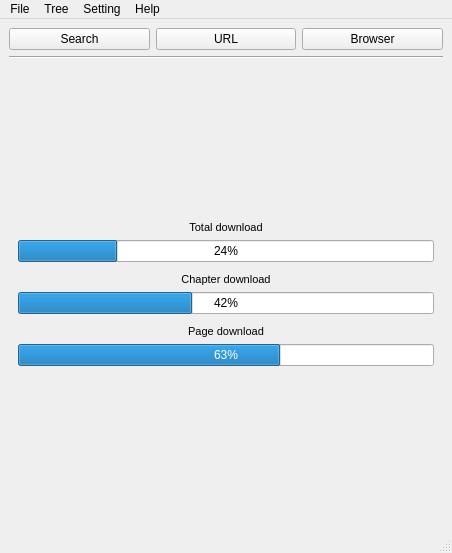
This is dialogs/main.ui in m-haisham/MangaK-UI as Qt 5 draws it before an edit. The edited form follows.
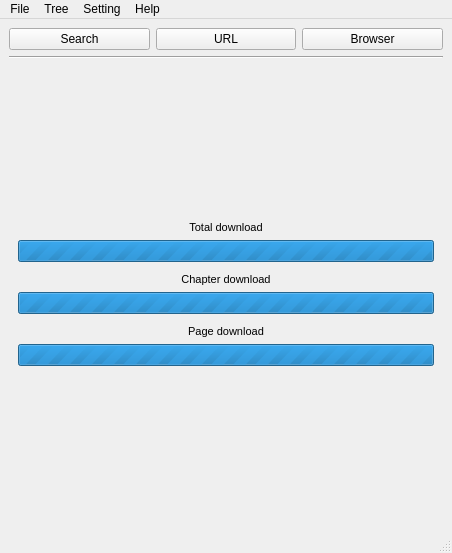
This is the edited form. The open tabs and pages were chosen to show the change.

What changed in the file:
```diff
--- a/dialogs/main.ui
+++ b/dialogs/main.ui
@@ -480,6 +480,41 @@
                  </property>
                 </spacer>
                </item>
+               <item>
+                <widget class="QLabel" name="progressTitleLabel">
+                 <property name="font">
+                  <font>
+                   <weight>75</weight>
+                   <bold>true</bold>
+                  </font>
+                 </property>
+                 <property name="text">
+                  <string/>
+                 </property>
+                 <property name="alignment">
+                  <set>Qt::AlignCenter</set>
+                 </property>
+                 <property name="wordWrap">
+                  <bool>true</bool>
+                 </property>
+                </widget>
+               </item>
+               <item>
+                <spacer name="verticalSpacer_8">
+                 <property name="orientation">
+                  <enum>Qt::Vertical</enum>
+                 </property>
+                 <property name="sizeType">
+                  <enum>QSizePolicy::Fixed</enum>
+                 </property>
+                 <property name="sizeHint" stdset="0">
+                  <size>
+                   <width>0</width>
+                   <height>10</height>
+                  </size>
+                 </property>
+                </spacer>
+               </item>
                <item>
                 <widget class="QLabel" name="totalDownloadProgressLabel">
                  <property name="font">
@@ -502,12 +537,21 @@
                </item>
                <item>
                 <widget class="QProgressBar" name="totalDownloadProgressBar">
+                 <property name="minimum">
+                  <number>0</number>
+                 </property>
+                 <property name="maximum">
+                  <number>0</number>
+                 </property>
                  <property name="value">
-                  <number>24</number>
+                  <number>0</number>
                  </property>
                  <property name="alignment">
                   <set>Qt::AlignCenter</set>
                  </property>
+                 <property name="format">
+                  <string>%v of %m chapters | %p%</string>
+                 </property>
                 </widget>
                </item>
                <item>
@@ -548,12 +592,21 @@
                </item>
                <item>
                 <widget class="QProgressBar" name="chapterDownloadProgressBar">
+                 <property name="minimum">
+                  <number>0</number>
+                 </property>
+                 <property name="maximum">
+                  <number>0</number>
+                 </property>
                  <property name="value">
-                  <number>42</number>
+                  <number>-1</number>
                  </property>
                  <property name="alignment">
                   <set>Qt::AlignCenter</set>
                  </property>
+                 <property name="format">
+                  <string>%v of %m pages | %p%</string>
+                 </property>
                 </widget>
                </item>
                <item>
@@ -594,11 +647,51 @@
                </item>
                <item>
                 <widget class="QProgressBar" name="pageDownloadProgressBar">
+                 <property name="maximum">
+                  <number>0</number>
+                 </property>
                  <property name="value">
-                  <number>63</number>
+                  <number>-1</number>
                  </property>
                  <property name="alignment">
                   <set>Qt::AlignCenter</set>
+                 </property>
+                 <property name="format">
+                  <string>%v of %m bytes | %p%</string>
+                 </property>
+                </widget>
+               </item>
+               <item>
+                <spacer name="verticalSpacer_7">
+                 <property name="orientation">
+                  <enum>Qt::Vertical</enum>
+                 </property>
+                 <property name="sizeType">
+                  <enum>QSizePolicy::Fixed</enum>
+                 </property>
+                 <property name="sizeHint" stdset="0">
+                  <size>
+                   <width>0</width>
+                   <height>10</height>
+                  </size>
+                 </property>
+                </spacer>
+               </item>
+               <item>
+                <widget class="QLabel" name="compositingLabel">
+                 <property name="font">
+                  <font>
+                   <pointsize>9</pointsize>
+                  </font>
+                 </property>
+                 <property name="text">
+                  <string/>
+                 </property>
+                 <property name="alignment">
+                  <set>Qt::AlignCenter</set>
+                 </property>
+                 <property name="wordWrap">
+                  <bool>true</bool>
                  </property>
                 </widget>
                </item>
```
Left out of the diff: 24 changed lines with no effect on the pictures.
